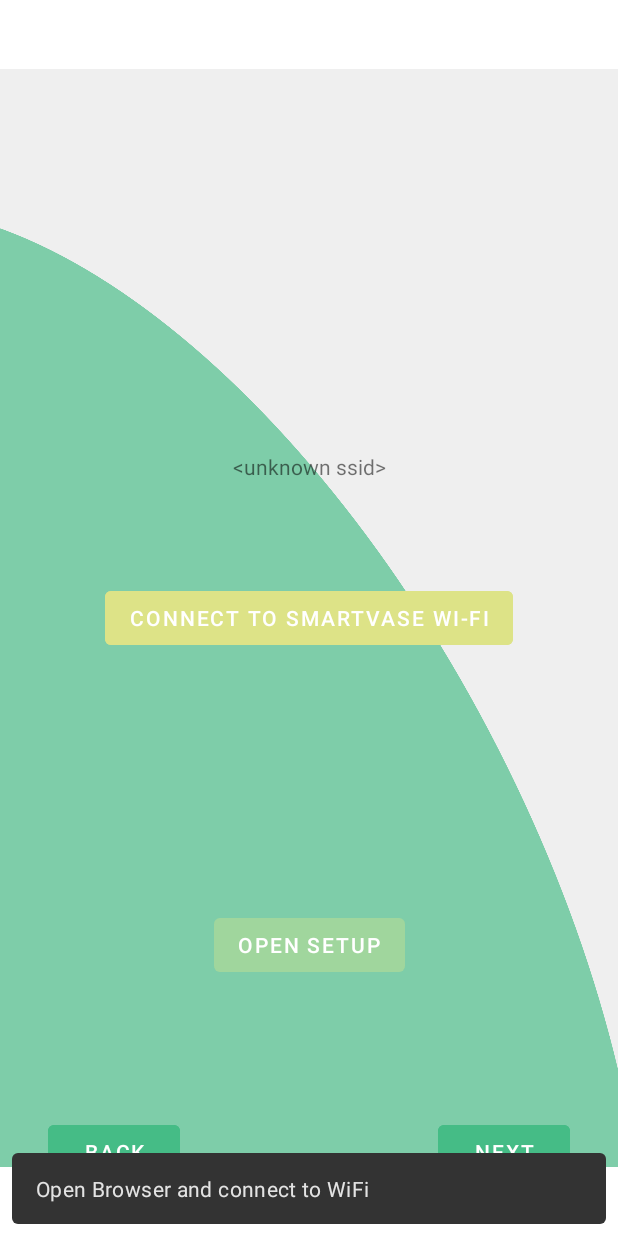
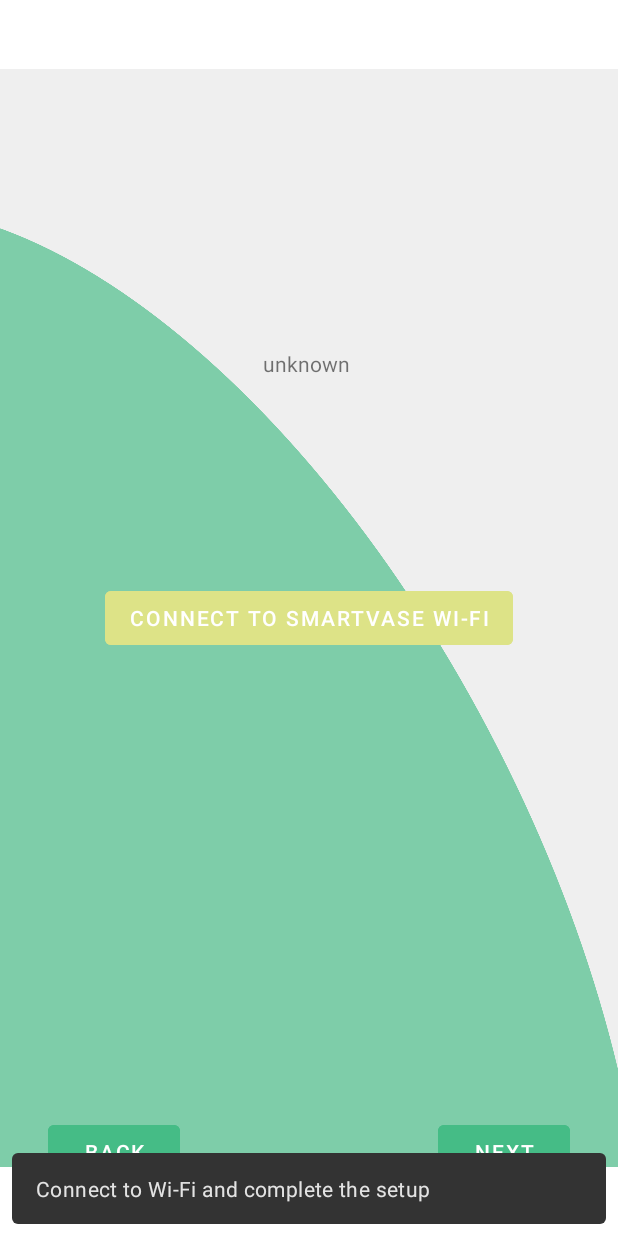
Before and after one commit to 8r0sk1/SmartVase, an Android app: the WifiSetup screen opened through its navigation route, after a tap on "NEXT", on a phone screen of 412 x 824 dp. Run offline under Robolectric (Android 15) with nearby library versions, the phone set to English and light mode, and no system bars; our stand-ins replace Firebase (no records; nobody signed in at launch, a user with empty details on screens opened directly).

Commit message:
felipe melo tira

```diff
--- a/app/src/main/java/it/polito/did/smartvase/MainActivity.kt
+++ b/app/src/main/java/it/polito/did/smartvase/MainActivity.kt
@@ -11,11 +11,8 @@ import android.graphics.BitmapFactory
 import android.graphics.Color
 import android.widget.RemoteViews
 import androidx.core.app.NotificationCompat
-import it.polito.did.smartvase.databinding.ActivityMainBinding
 
 class MainActivity : AppCompatActivity() {
-
-//    private lateinit var binding:ActivityMainBinding
 
     lateinit var notificationManager : NotificationManager
     lateinit var notificationChannel : NotificationChannel
--- a/app/src/main/java/it/polito/did/smartvase/ui/main/IconListFragment.kt
+++ b/app/src/main/java/it/polito/did/smartvase/ui/main/IconListFragment.kt
@@ -56,8 +56,8 @@ class IconListFragment : Fragment() {
 
     fun setMvm(p:PlantIcon){
         if(!viewModel.plantCreated) {
-            viewModel.defaultMax = p.defaultMax * .1f //TODO PRENDERE I VALORI DEFAULT dal tipo pianta
-            viewModel.defaultMin = p.defaultMin * .1f
+            viewModel.defaultMax = p.defaultMax * .01f //TODO PRENDERE I VALORI DEFAULT dal tipo pianta
+            viewModel.defaultMin = p.defaultMin * .01f
             viewModel.plantName = p.type
         }
 //      viewModel.plantIcon = resources.getDrawable(p.iconId)
--- a/app/src/main/java/it/polito/did/smartvase/ui/main/Profile.kt
+++ b/app/src/main/java/it/polito/did/smartvase/ui/main/Profile.kt
@@ -6,6 +6,7 @@ import android.view.LayoutInflater
 import android.view.View
 import android.view.ViewGroup
 import android.widget.Button
+import android.widget.TextView
 import androidx.activity.OnBackPressedCallback
 import androidx.fragment.app.Fragment
 import androidx.fragment.app.activityViewModels
@@ -24,7 +25,6 @@ class Profile : Fragment() {
         enterTransition = inflater.inflateTransition(R.transition.slide)
         exitTransition = inflater.inflateTransition(R.transition.slide)
     }
-
     override fun onCreateView(
         inflater: LayoutInflater, container: ViewGroup?,
         savedInstanceState: Bundle?
@@ -37,11 +37,11 @@ class Profile : Fragment() {
 
         val back = view.findViewById<Button>(R.id.back_button7)
         val logout = view.findViewById<MaterialButton>(R.id.logout7)
-        val email = view.findViewById<MaterialButton>(R.id.email7)
+        val email = view.findViewById<TextView>(R.id.email7)
 
         email.setText(viewModel.auth.currentUser?.email)
         logout.setOnClickListener {
-            //TODO VLAD LOGOUT
+            viewModel.loggedIn=false
             findNavController().navigate(R.id.action_profile_to_homepage)
         }
         back.setOnClickListener {
--- a/app/src/main/java/it/polito/did/smartvase/ui/main/WifiSetup.kt
+++ b/app/src/main/java/it/polito/did/smartvase/ui/main/WifiSetup.kt
@@ -5,6 +5,7 @@ import android.content.Intent
 import android.net.Uri
 import android.net.wifi.WifiManager
 import android.os.Bundle
+import android.provider.Settings
 import android.util.Log
 import android.view.LayoutInflater
 import android.view.View
@@ -18,7 +19,6 @@ import androidx.navigation.fragment.findNavController
 import androidx.transition.TransitionInflater
 import com.google.android.material.snackbar.Snackbar
 import it.polito.did.smartvase.R
-
 
 @Suppress("DEPRECATION")
 class WifiSetup : Fragment() {
@@ -39,30 +39,40 @@ class WifiSetup : Fragment() {
     ): View {
         return inflater.inflate(R.layout.wifi_setup, container, false)
     }
+    private lateinit var browserButton: Button
 
     override fun onViewCreated(view: View, savedInstanceState: Bundle?) {
         super.onViewCreated(view, savedInstanceState)
 
-        val browserButton = view.findViewById<Button>(R.id.browserButton6)
+        browserButton = view.findViewById<Button>(R.id.browserButton6)
         val back = view.findViewById<Button>(R.id.back_button6)
         val next = view.findViewById<Button>(R.id.next_button6)
         val connect = view.findViewById<Button>(R.id.connect6)
 
+
         val browserIntent = Intent(Intent.ACTION_VIEW, Uri.parse("http://www.msftconnecttest.com/redirect"))
 
                 //viewModel.plantIcon=resources.getDrawable(R.drawable.nficusicon)
+
         browserButton.setOnClickListener {
+            startActivity(browserIntent)
+        }
+        if(!wifiConnected())
+            browserButton.visibility=View.INVISIBLE
+
+        connect.setOnClickListener {
             viewModel.connected=true
-        //TODO startActivity(browserIntent)
-        }
-        connect.setOnClickListener {
+            startActivity( Intent(Settings.ACTION_WIFI_SETTINGS))
+
+            if(wifiConnected())
+                browserButton.visibility=View.VISIBLE
         }
 
         back.setOnClickListener {goBack() }
         //TODO AUTOMATICAMENTE A PAGINA SUCCESSIVA
         next.setOnClickListener {
-            if (!viewModel.connected /*TODO CONTROLLO DATABASE VLADDD*/) {
-                val snack = Snackbar.make(it, "Open Browser and connect to WiFi", Snackbar.LENGTH_SHORT)
+            if (!viewModel.connected /*TODO vlad cercare se esiste viewmodel.mac nel db*/) {
+                val snack = Snackbar.make(it, "Connect to Wi-Fi and complete the setup", Snackbar.LENGTH_SHORT)
                 snack.show()
             } else {
                 if(viewModel.plantCreated) {
@@ -73,8 +83,14 @@ class WifiSetup : Fragment() {
                     findNavController().navigate(R.id.action_wifisetup_to_plantsetup)
             }
         }
-        view.findViewById<TextView>(R.id.tutorial6).setText(getMac())
+        view.findViewById<TextView>(R.id.tutorial6).setText(getMac()) //TODO togliere
 
+    }
+
+    override fun onResume() {
+        super.onResume()
+        if(wifiConnected())
+            browserButton.visibility=View.VISIBLE
     }
 
     fun goBack(){findNavController().navigate(R.id.action_wifisetup_to_homepage)}
@@ -95,12 +111,17 @@ class WifiSetup : Fragment() {
         )
     }
 
+    private fun wifiConnected() : Boolean{
+        //if(getMac()=="SmartVase")
+        if(getMac()=="AndroidW")//TODO debug
+            return true
+        return false
+    }
     private fun getMac() : String{
         wifiManager = context?.getSystemService(Context.WIFI_SERVICE) as WifiManager
         Log.d("mamma", wifiManager.connectionInfo.toString())
-        return wifiManager.connectionInfo.ssid.toString()
+        return wifiManager.connectionInfo.ssid.substring(1,9)
     }
 
 
-
 }
--- a/app/src/main/res/layout/wifi_setup.xml
+++ b/app/src/main/res/layout/wifi_setup.xml
@@ -74,9 +74,9 @@
         android:id="@+id/browserButton6"
         android:layout_width="wrap_content"
         android:layout_height="wrap_content"
-        android:backgroundTint="#33DDE387"
+        android:layout_marginTop="32dp"
+        android:backgroundTint="#3DA375"
         android:text="Open setup"
-        app:layout_constraintBottom_toBottomOf="parent"
         app:layout_constraintEnd_toEndOf="parent"
         app:layout_constraintStart_toStartOf="parent"
         app:layout_constraintTop_toBottomOf="@+id/connect6" />
@@ -90,7 +90,7 @@
         app:layout_constraintEnd_toStartOf="@+id/guideline_right2"
         app:layout_constraintStart_toStartOf="@+id/guideline_left2"
         app:layout_constraintTop_toTopOf="@+id/guideline_top2" />
-
+<!--
     <Button
         android:id="@+id/button"
         android:layout_width="wrap_content"
@@ -101,7 +101,7 @@
         app:layout_constraintBottom_toBottomOf="parent"
         app:layout_constraintEnd_toEndOf="parent"
         app:layout_constraintStart_toStartOf="parent"
-        app:layout_constraintTop_toBottomOf="@+id/browserButton6" />
+        app:layout_constraintTop_toBottomOf="@+id/browserButton6" />-->
 
     <Button
         android:id="@+id/connect6"
```
Also changed, not shown: app/src/main/AndroidManifest.xml (+2 -14 lines).
